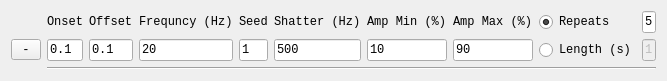
Before: the Qt Designer form NoiseValveWidget.ui in tobiasackels/PulseBoy, drawn with Qt 5.
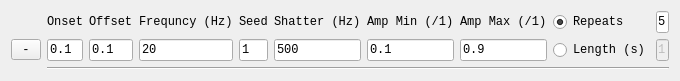
After: the same form once the commit is applied.

What changed in the file:
```diff
--- a/NoiseValveWidget.ui
+++ b/NoiseValveWidget.ui
@@ -73,14 +73,14 @@
    <item row="0" column="7">
     <widget class="QLabel" name="label_7">
      <property name="text">
-      <string>Amp Max (%)</string>
+      <string>Amp Max (/1)</string>
      </property>
     </widget>
    </item>
    <item row="0" column="6">
     <widget class="QLabel" name="label_6">
      <property name="text">
-      <string>Amp Min (%)</string>
+      <string>Amp Min (/1)</string>
      </property>
     </widget>
    </item>
@@ -94,7 +94,7 @@
    <item row="1" column="7">
     <widget class="QLineEdit" name="ampMaxEdit">
      <property name="text">
-      <string>90</string>
+      <string>0.9</string>
      </property>
     </widget>
    </item>
@@ -128,7 +128,7 @@
    <item row="1" column="6">
     <widget class="QLineEdit" name="ampMinEdit">
      <property name="text">
-      <string>10</string>
+      <string>0.1</string>
      </property>
     </widget>
    </item>
```
